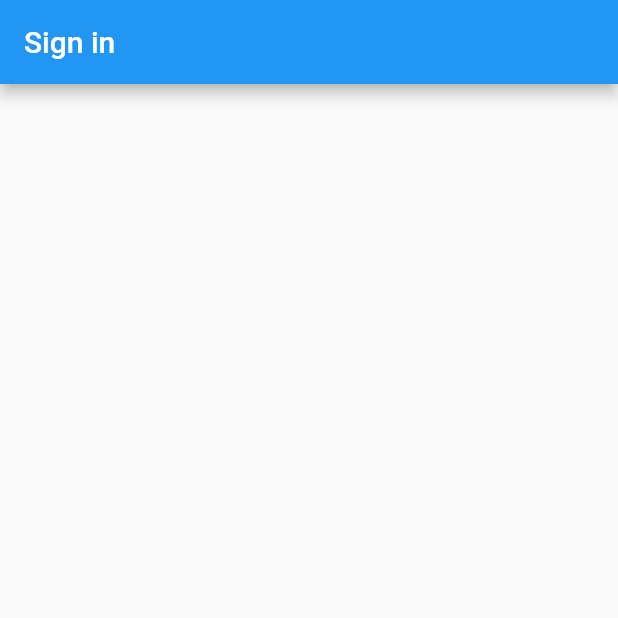
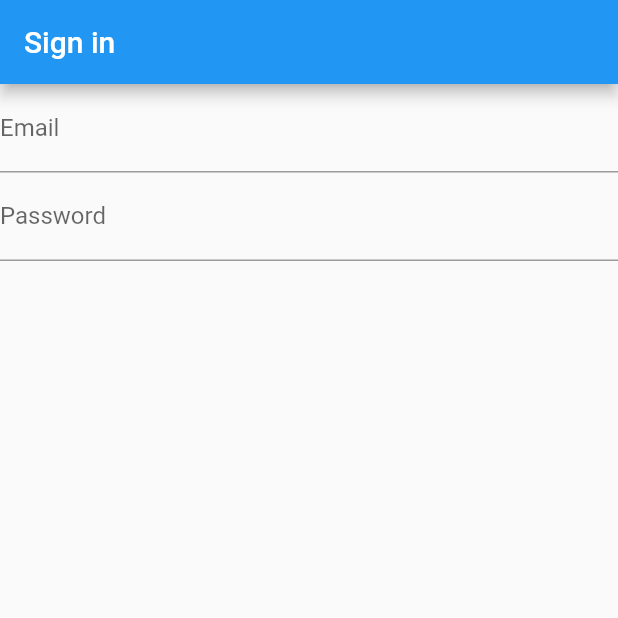
Before and after one commit to lukasstransky/FlutterStockPatterns, a Flutter app: the screen it shows after launch, on a phone screen of 412 x 824 dp, the top half of it. Run offline on Flutter 3.47's test engine with Material 2 defaults, Android fonts, the phone set to English and light mode, and no system bars.

Commit message:
added email, password column

```diff
--- a/stock_patterns/lib/Setup/signIn.dart
+++ b/stock_patterns/lib/Setup/signIn.dart
@@ -6,12 +6,40 @@ class LoginPage extends StatefulWidget {
 }
 
 class LoginPageState extends State<LoginPage>{
+
+  String _email, _password;
+
   @override
   Widget build(BuildContext context) {
     return Scaffold(
       appBar: AppBar(
         title: Text('Sign in'),
       ),
+      body: Form(
+        child: Column(
+          children: <Widget>[
+            TextFormField(
+              validator: (input) { //TODO: check if email is correct
+                if(input.isEmpty) {
+                  return 'Please type an email';
+                }
+              },
+              onSaved: (input) => _email = input,
+              decoration: InputDecoration(labelText: 'Email'),
+            ),
+            TextFormField(
+              validator: (input) { //TODO: check if password is strong enough (if needed)
+                if(input.length < 6) {
+                  return 'Your Password needs to be atleast 6 characters';
+                }
+              },
+              onSaved: (input) => _password = input,
+              decoration: InputDecoration(labelText: 'Password'),
+              obscureText: true,
+            )
+          ],
+        ),
+      ),
     );
   }
 }
```
